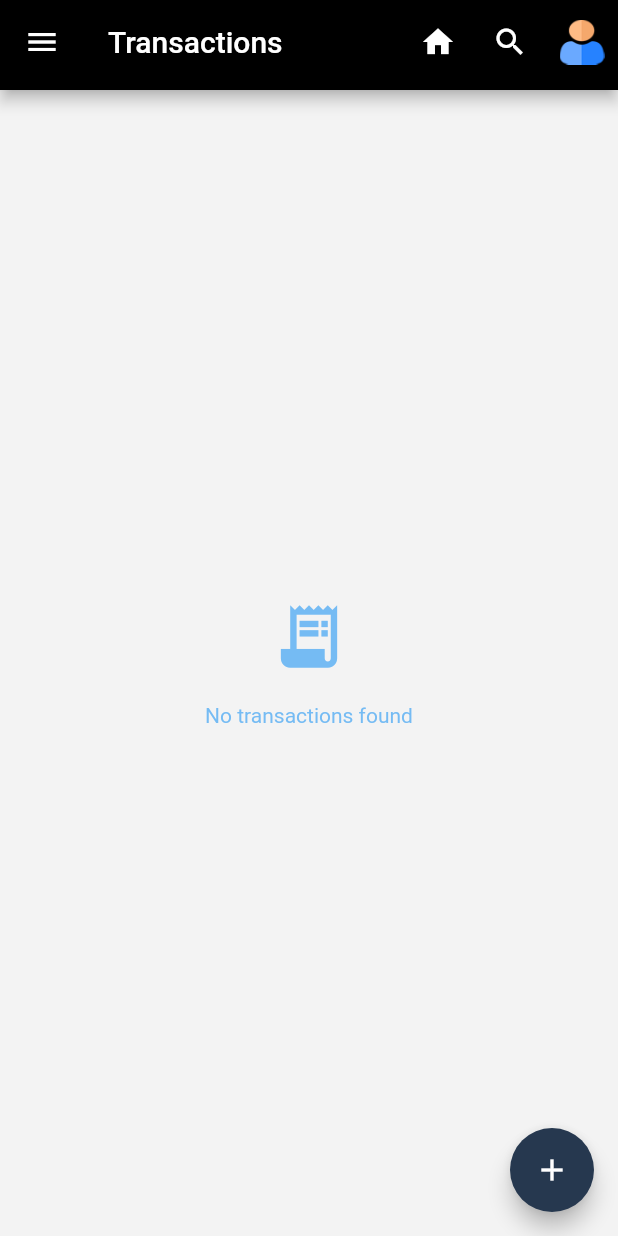
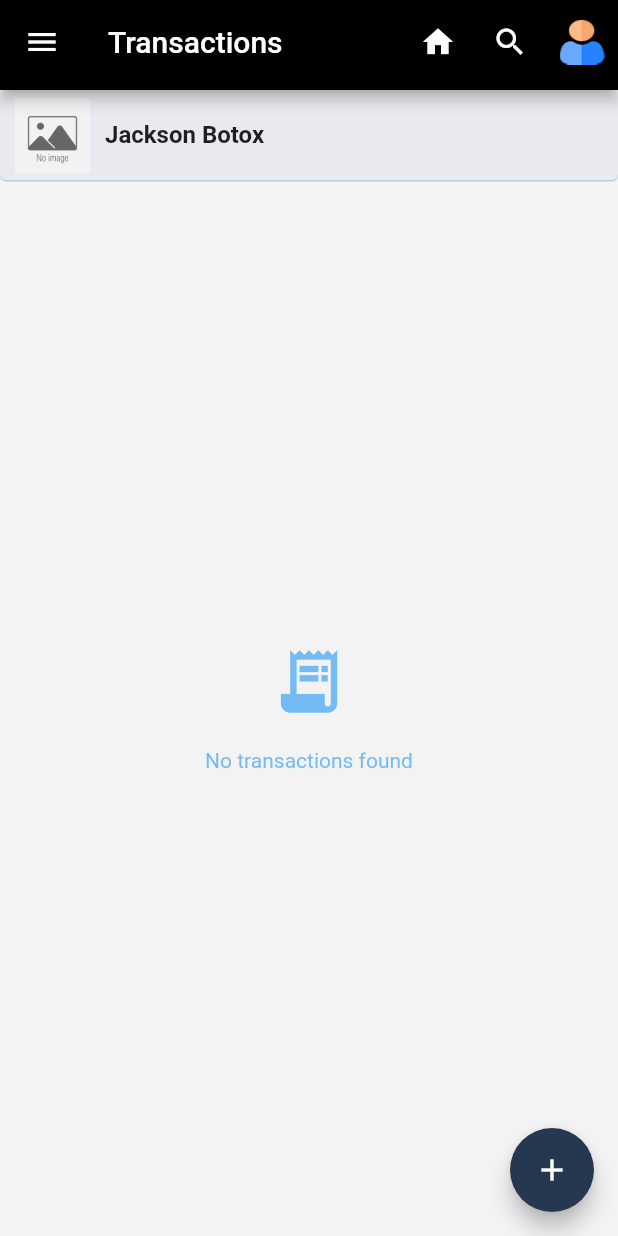
Before and after one commit to tiroodly2021/Redstar_Hightech_Backend, a Flutter app: the TransactionView screen opened directly with sample values from the repository, on a phone screen of 412 x 824 dp. Run offline on Flutter 3.47's test engine with Material 2 defaults, Android fonts, the phone set to English and light mode, and no system bars; our stand-ins replace animated_text_kit, charts_flutter, cloud_firestore, device_info_plus, equatable, firebase_auth and 20 more; missing offline and left inert: confirm_dialog, drawerbehavior, safe_url_check; accounts and stored records are empty; network calls fail; statements that could not run were skipped.

Commit message:
account go to related transactions

```diff
--- a/lib/app/modules/finance/transaction/controllers/transaction_controller.dart
+++ b/lib/app/modules/finance/transaction/controllers/transaction_controller.dart
@@ -72,20 +72,28 @@ class TransactionController extends GetxController {
   _refreshList() {
     allTransactions.bindStream(databaseService.getTransactions());
     // allTransactions.value = transactionsData; //box.values.toList();
-    if (isFilterEnabled.value) {
-      filterdList.value = allTransactions
+    if (isFilterEnabled.value && !isFilterByAccountEnabled.value) {
+      filterdList = allTransactions
           .where((element) =>
               (element.date.isAfter(startDate) || element.date == startDate) &&
               element.date.isBefore(endDate))
-          .toList();
+          .toList()
+          .obs;
+    } else if (!isFilterEnabled.value && isFilterByAccountEnabled.value) {
+      filterdList = allTransactions
+          .where((element) => element.account == accountNumber)
+          .toList()
+          .obs;
+    } else if (isFilterEnabled.value && isFilterByAccountEnabled.value) {
+      filterdList = allTransactions
+          .where((element) =>
+              (element.date.isAfter(startDate) || element.date == startDate) &&
+              element.date.isBefore(endDate))
+          .where((element) => element.account == accountNumber)
+          .toList()
+          .obs;
     } else {
       filterdList = allTransactions;
-    }
-
-    if (isFilterByAccountEnabled.value) {
-      filterdList.value = filterdList
-          .where((element) => element.account == accountNumber)
-          .toList();
     }
 
     filterdList.sort((a, b) => b.date.compareTo(a.date));
--- a/lib/app/modules/finance/transaction/views/transaction_view.dart
+++ b/lib/app/modules/finance/transaction/views/transaction_view.dart
@@ -60,8 +60,7 @@ class _TransactionViewState extends State<TransactionView>
     print(widget.account!.toMap());
 
     return Scaffold(
-        drawer:
-            !Responsive.isDesktop(context) ? NavigationDrawer() : Container(),
+      drawer: !Responsive.isDesktop(context) ? NavigationDrawer() : Container(),
       appBar: /*  !Responsive.isDesktop(context)
           ?  */
           AppBarWidget(
@@ -94,8 +93,91 @@ class _TransactionViewState extends State<TransactionView>
           ),
         ),
       ),
-        body: GetBuilder<TransactionController>(
-          builder: (controller) {
+      body: Column(
+        children: [
+          Container(
+            height: 60,
+            decoration: const BoxDecoration(
+                boxShadow: [
+                  BoxShadow(
+                      color: Color.fromARGB(255, 189, 207, 216),
+                      offset: Offset(0, 1))
+                ],
+                color: Color.fromARGB(255, 232, 234, 239),
+                /* border: Border.all(
+                    width: 10,
+                    color:  Color.fromARGB(255, 232, 234, 239),
+                  ), */
+                borderRadius: BorderRadius.horizontal(
+                    left: const Radius.circular(4),
+                    right: const Radius.circular(4))),
+            // color: Color.fromARGB(255, 232, 234, 239),
+            //  padding: const EdgeInsets.only(left: 8),
+            child: Row(
+              mainAxisAlignment: MainAxisAlignment.spaceBetween,
+              children: [
+                Padding(
+                  padding: const EdgeInsets.symmetric(horizontal: 10.0),
+                  child: Row(
+                    children: [
+                      widget.account != null
+                          ? Row(
+                              children: [
+                                widget.account!.photoURL == ""
+                                    ? SizedBox(
+                                        width: 50,
+                                        height: 50,
+                                        child: Container(
+                                          decoration: const BoxDecoration(
+                                            image: DecorationImage(
+                                              image: AssetImage(
+                                                  "assets/images/no_image.jpg"),
+                                              fit: BoxFit.cover,
+                                            ),
+                                          ),
+                                        ),
+                                      )
+                                    : Image.network(widget.account!.photoURL!,
+                                        width: 50,
+                                        height: 50,
+                                        fit: BoxFit.cover, errorBuilder:
+                                            (context, exception, stackTrace) {
+                                        return Container(
+                                          width: 50,
+                                          height: 50,
+                                          decoration: const BoxDecoration(
+                                            image: DecorationImage(
+                                              image: AssetImage(
+                                                  "assets/images/no_image.jpg"),
+                                              fit: BoxFit.cover,
+                                            ),
+                                          ),
+                                        );
+                                      }),
+                                const SizedBox(
+                                  width: 10,
+                                ),
+                                Text(
+                                  widget.account!.name,
+                                  style: const TextStyle(
+                                      fontSize: 16,
+                                      fontWeight: FontWeight.bold),
+                                ),
+                              ],
+                            )
+                          : const Text(
+                              'All',
+                              style: TextStyle(
+                                  fontSize: 16, fontWeight: FontWeight.bold),
+                            ),
+                    ],
+                  ),
+                ),
+              ],
+            ),
+          ),
+          Expanded(
+            child: GetBuilder<TransactionController>(builder: (controller) {
               // if (controller.box.isEmpty) {
               //   return const Center(
               //     child: Text('No transactions Found'),
@@ -103,8 +185,42 @@ class _TransactionViewState extends State<TransactionView>
               // }
 
               if (widget.account != null) {
-              controller.setFilterByAccount(widget.account!.number);
+                transactionController.isFilterByAccountEnabled.value = true;
+                transactionController
+                    .setFilterByAccount(widget.account!.number);
               }
+
+              if (controller.filterdList.isEmpty) {
+                return const EmptyView(
+                    icon: Icons.receipt_long, label: 'No transactions found');
+              }
+              // return Obx(() {
+              return SlidableAutoCloseBehavior(
+                child: ListView.builder(
+                    padding: const EdgeInsets.only(bottom: 10),
+                    controller: scrollController,
+                    itemCount: controller.filterdList.length,
+                    itemBuilder: (context, index) {
+                      Transaction currItem = controller.filterdList[index];
+
+                      return TransactionTile(
+                        transaction: currItem,
+                        transactionController: transactionController,
+                      );
+                    }),
+              );
+              // });
+            }),
+          ),
+        ],
+      ),
+
+      /* GetBuilder<TransactionController>(builder: (controller) {
+        // if (controller.box.isEmpty) {
+        //   return const Center(
+        //     child: Text('No transactions Found'),
+        //   );
+        // }
 
         if (controller.filterdList.isEmpty) {
           return const EmptyView(
@@ -126,7 +242,7 @@ class _TransactionViewState extends State<TransactionView>
                 }),
           );
         });
-          },
-        ));
+      }), */
+    );
   }
 }
```
Lines whose indentation alone changed are shown as unchanged.
